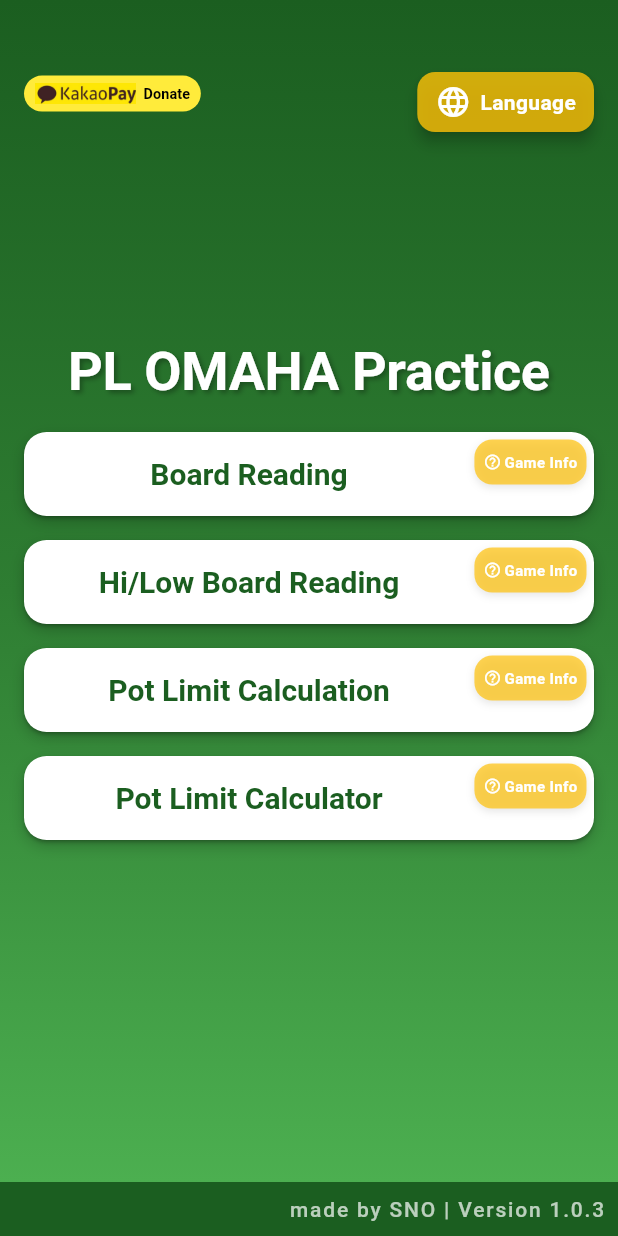
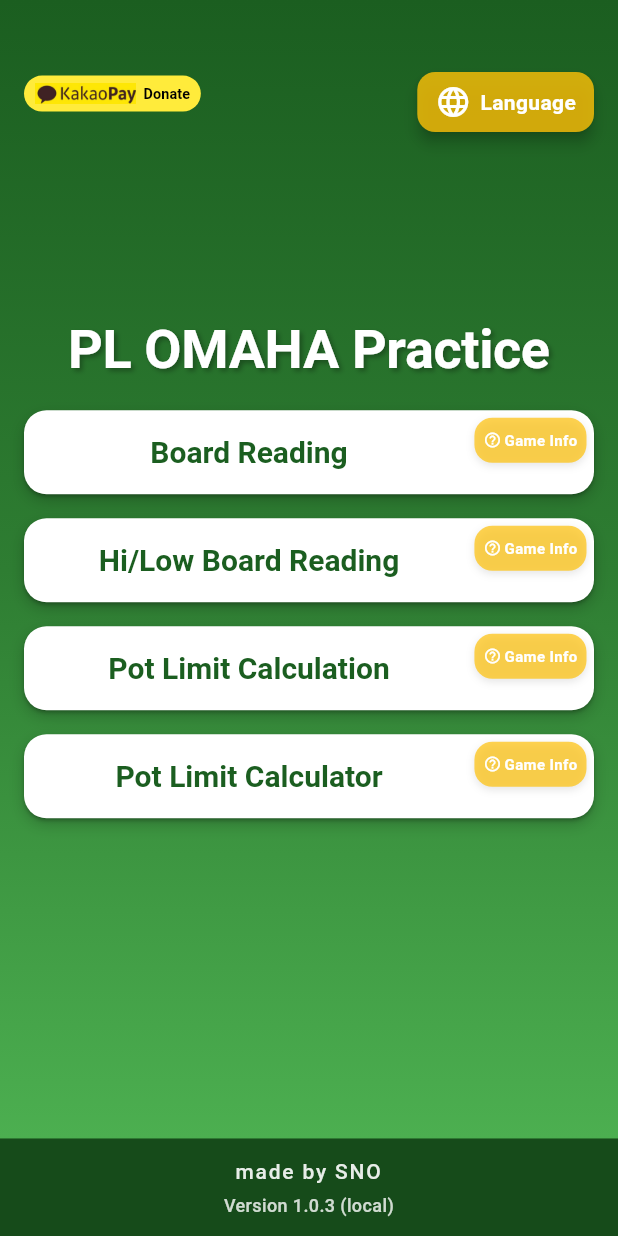
Before and after one commit to snosnosno/mixgame, a Flutter app: the screen it shows after launch, on a phone screen of 412 x 824 dp. Run offline on Flutter 3.47's test engine with Material 3 defaults, Android fonts, the phone set to English and light mode, and no system bars; our stand-ins replace audioplayers, shared_preferences; missing offline and left inert: random_card.

Commit message:
완전히 새로운 배포 방식 적용: 캐시 무효화, 타임스탬프 주입, 빌드 정보 표시 개선

```diff
--- a/lib/home_page.dart
+++ b/lib/home_page.dart
@@ -467,17 +467,33 @@ class _HomePageState extends State<HomePage> {
           ],
         ),
       ),
-      bottomNavigationBar: Padding(
-        padding: const EdgeInsets.all(8.0),
-        child: Text(
-          getText('madeBy') + ' | ' + 'Version 1.0.3',
-          textAlign: TextAlign.right,
-          style: TextStyle(
-            color: Colors.white.withOpacity(0.7),
-            fontSize: isMobile ? 14 : 17,
-            fontWeight: FontWeight.w500,
-            letterSpacing: 1.2,
-          ),
+      bottomNavigationBar: Container(
+        padding: const EdgeInsets.symmetric(vertical: 12.0, horizontal: 16.0),
+        color: Colors.black.withOpacity(0.2),
+        child: Column(
+          mainAxisSize: MainAxisSize.min,
+          children: [
+            Text(
+              getText('madeBy'),
+              textAlign: TextAlign.center,
+              style: TextStyle(
+                color: Colors.white.withOpacity(0.9),
+                fontSize: isMobile ? 14 : 16,
+                fontWeight: FontWeight.w500,
+                letterSpacing: 1.2,
+              ),
+            ),
+            const SizedBox(height: 4),
+            Text(
+              'Version 1.0.3 (${BUILD_TIMESTAMP})',
+              textAlign: TextAlign.center,
+              style: TextStyle(
+                color: Colors.white.withOpacity(0.8),
+                fontSize: isMobile ? 12 : 14,
+                fontWeight: FontWeight.w500,
+              ),
+            ),
+          ],
         ),
       ),
     );
--- a/lib/main.dart
+++ b/lib/main.dart
@@ -8,6 +8,12 @@ import 'dart:ui' as ui;
 // 앱 버전 정의
 const String APP_VERSION = '1.0.3';
 
+// 빌드 타임스탬프 (GitHub Actions에서 주입)
+final String BUILD_TIMESTAMP = const String.fromEnvironment(
+  'BUILD_TIMESTAMP',
+  defaultValue: 'local',
+);
+
 void main() {
   WidgetsFlutterBinding.ensureInitialized();
 
@@ -15,6 +21,9 @@ void main() {
   if (kIsWeb) {
     debugPrint = (String? message, {int? wrapWidth}) {};
   }
+
+  // 빌드 정보 출력
+  print('App version: $APP_VERSION, Build: $BUILD_TIMESTAMP');
 
   // Initialize language based on device locale
   final deviceLocale = ui.window.locale.languageCode;
```
Also changed, not shown: 1 other file.
